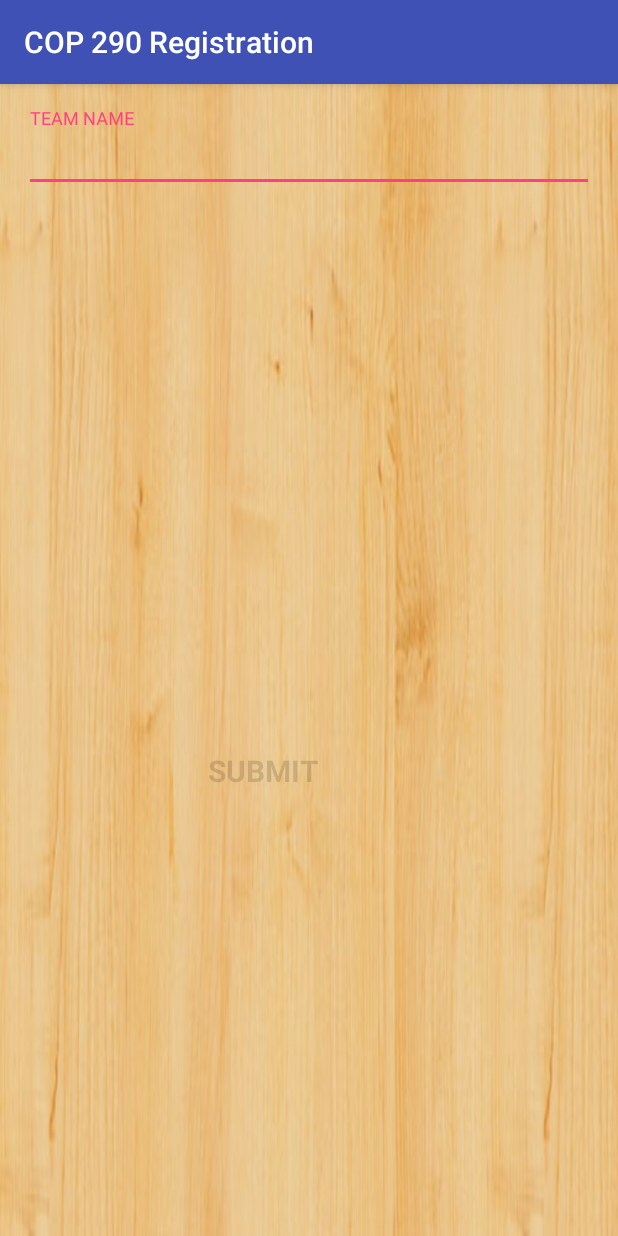
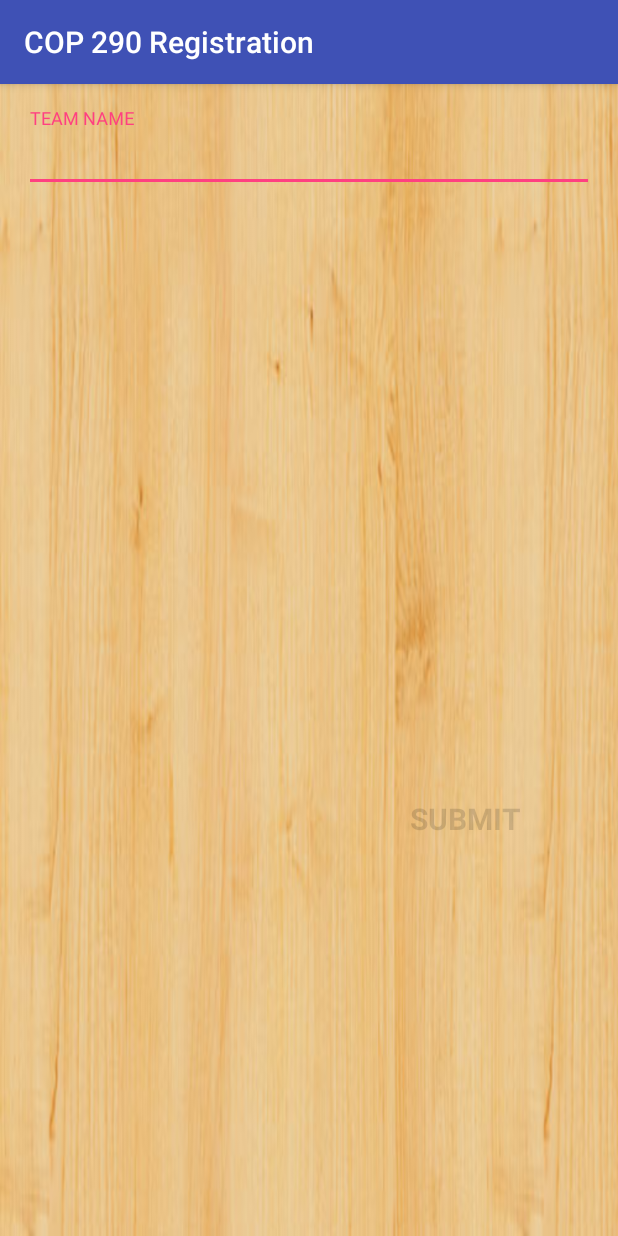
Before and after one commit to yash-15/COP290, an Android app: the screen it shows after launch (MainActivity), on a phone screen of 412 x 824 dp. Run offline under Robolectric (Android 15) with nearby library versions, the phone set to English and light mode, and no system bars.

Commit message:
Improved UI
1. Layout of SUBMIT BUTTON
2. CheckBox for THIRD MEMBER

```diff
--- a/A0-Registration/app/src/main/java/spycoders/cop290registration/MainActivity.java
+++ b/A0-Registration/app/src/main/java/spycoders/cop290registration/MainActivity.java
@@ -24,11 +24,19 @@ import android.view.View;
 import android.widget.ArrayAdapter;
 import android.widget.AutoCompleteTextView;
 import android.widget.Button;
+import android.widget.CheckBox;
 import android.widget.EditText;
 
-import java.io.*;
-import java.net.*;
-import java.util.*;
+import java.io.BufferedReader;
+import java.io.InputStreamReader;
+import java.io.Reader;
+import java.net.HttpURLConnection;
+import java.net.URL;
+import java.net.URLEncoder;
+import java.util.ArrayList;
+import java.util.LinkedHashMap;
+import java.util.List;
+import java.util.Map;
 
 import static android.Manifest.permission.READ_CONTACTS;
 
@@ -59,7 +67,9 @@ public class MainActivity extends AppCompatActivity implements LoaderCallbacks<C
     private EditText mPasswordView;
     private View mProgressView;
     private View mLoginFormView;
-    EditText name1txt, name2txt,name3txt,entrynumber1txt,entrynumber2txt,entrynumber3txt,teamNametxt;
+    EditText name1txt, name2txt, name3txt, entrynumber1txt, entrynumber2txt, entrynumber3txt, teamNametxt;
+    public CheckBox CBTM;
+    //View t;
 
     @Override
     protected void onCreate(Bundle savedInstanceState) {
@@ -67,17 +77,22 @@ public class MainActivity extends AppCompatActivity implements LoaderCallbacks<C
         setContentView(R.layout.activity_main);
 
 
-        name1txt=(EditText) findViewById(R.id.txtNAME1);
+        name1txt = (EditText) findViewById(R.id.txtNAME1);
 
-        name2txt=(EditText) findViewById(R.id.txtNAME2);
-        name3txt=(EditText) findViewById(R.id.txtNAME3);
-        entrynumber1txt=(EditText) findViewById(R.id.txtENTRYNUMBER1);
-        entrynumber2txt=(EditText) findViewById(R.id.txtENTRYNUMBER2);
-        entrynumber3txt=(EditText) findViewById(R.id.txtENTRYNUMBER3);
-        teamNametxt=(EditText) findViewById(R.id.txtTEAM_NAME);
+        name2txt = (EditText) findViewById(R.id.txtNAME2);
+        name3txt = (EditText) findViewById(R.id.txtNAME3);
+        entrynumber1txt = (EditText) findViewById(R.id.txtENTRYNUMBER1);
+        entrynumber2txt = (EditText) findViewById(R.id.txtENTRYNUMBER2);
+        entrynumber3txt = (EditText) findViewById(R.id.txtENTRYNUMBER3);
+        teamNametxt = (EditText) findViewById(R.id.txtTEAM_NAME);
+        CBTM=(CheckBox)findViewById(R.id.checkBoxAddThirdMember);
+
 
         final Button btn = (Button) findViewById(R.id.btnSUBMIT);
+
         btn.setOnClickListener(onBut);
+
+
         name1txt.addTextChangedListener(new TextWatcher() {
             @Override
             public void beforeTextChanged(CharSequence s, int start, int count, int after) {
@@ -86,11 +101,11 @@ public class MainActivity extends AppCompatActivity implements LoaderCallbacks<C
 
             @Override
             public void onTextChanged(CharSequence s, int start, int before, int count) {
-                btn.setEnabled((String.valueOf(teamNametxt.getText()).trim().length()>0)
-                        &&(String.valueOf(name1txt.getText()).trim().length()>0)
-                             &&(String.valueOf(name2txt.getText()).trim().length()>0)
-                           &&(String.valueOf(entrynumber2txt.getText()).trim().length()>0)
-                        &&(String.valueOf(entrynumber1txt.getText()).trim().length()>0));
+                btn.setEnabled((String.valueOf(teamNametxt.getText()).trim().length() > 0)
+                        && (String.valueOf(name1txt.getText()).trim().length() > 0)
+                        && (String.valueOf(name2txt.getText()).trim().length() > 0)
+                        && (String.valueOf(entrynumber2txt.getText()).trim().length() > 0)
+                        && (String.valueOf(entrynumber1txt.getText()).trim().length() > 0));
             }
 
             @Override
@@ -151,13 +166,14 @@ public class MainActivity extends AppCompatActivity implements LoaderCallbacks<C
 
             @Override
             public void onTextChanged(CharSequence s, int start, int before, int count) {
-                name3txt.setVisibility(View.VISIBLE);
-                entrynumber3txt.setVisibility(View.VISIBLE);
-                btn.setEnabled((String.valueOf(teamNametxt.getText()).trim().length()>0)
-                        &&(String.valueOf(name1txt.getText()).trim().length()>0)
-                        &&(String.valueOf(name2txt.getText()).trim().length()>0)
-                        &&(String.valueOf(entrynumber2txt.getText()).trim().length()>0)
-                        &&(String.valueOf(entrynumber1txt.getText()).trim().length()>0));
+
+                CBTM.setVisibility(View.VISIBLE);
+
+                btn.setEnabled((String.valueOf(teamNametxt.getText()).trim().length() > 0)
+                        && (String.valueOf(name1txt.getText()).trim().length() > 0)
+                        && (String.valueOf(name2txt.getText()).trim().length() > 0)
+                        && (String.valueOf(entrynumber2txt.getText()).trim().length() > 0)
+                        && (String.valueOf(entrynumber1txt.getText()).trim().length() > 0));
             }
 
             @Override
@@ -195,6 +211,26 @@ public class MainActivity extends AppCompatActivity implements LoaderCallbacks<C
 
 
 
+    }
+    public void Select(View t) {
+
+        boolean checked = ((CheckBox) t).isChecked();
+
+
+        switch(t.getId()) {
+            case R.id.checkBoxAddThirdMember:
+                if (checked)
+                {name3txt.setVisibility(View.VISIBLE);
+                    entrynumber3txt.setVisibility(View.VISIBLE);}
+                else
+                {
+                    name3txt.setVisibility(View.INVISIBLE);
+                    entrynumber3txt.setVisibility(View.INVISIBLE);
+                }
+
+                    break;
+
+        }
     }
 
     private View.OnClickListener onBut=new View.OnClickListener() {
--- a/A0-Registration/app/src/main/res/layout/activity_main.xml
+++ b/A0-Registration/app/src/main/res/layout/activity_main.xml
@@ -30,7 +30,7 @@
             android:layout_width="match_parent"
             android:layout_height="wrap_content"
             android:orientation="vertical"
-            >
+            android:visibility="visible">
 
             <android.support.design.widget.TextInputLayout
                 android:layout_width="match_parent"
@@ -117,6 +117,17 @@
                 android:singleLine="true"
                 android:visibility="invisible" />
 
+            <CheckBox
+                android:layout_width="wrap_content"
+                android:layout_height="wrap_content"
+                android:text="THIRD MEMBER"
+                android:id="@+id/checkBoxAddThirdMember"
+                android:textColor="#5a1313"
+                android:textStyle="bold|italic"
+                android:textSize="15dp"
+                android:onClick="Select"
+                android:visibility="invisible" />
+
             <Button
                 android:id="@+id/btnSUBMIT"
                 style="?android:textAppearanceSmall"
@@ -126,12 +137,18 @@
                 android:text="SUBMIT"
                 android:textStyle="bold"
                 android:textSize="20dp"
-                android:layout_marginLeft="115dp"
+                android:layout_marginLeft="250dp"
                 android:enabled="false"
                 android:visibility="visible"
                 android:background="@android:color/transparent"
-                android:clickable="true" />
+                android:clickable="true"
+                />
+            <TextView
+                android:layout_width="wrap_content"
+                android:layout_height="wrap_content"
+                android:id="@+id/final_result"/>
 
         </LinearLayout>
     </ScrollView>
+
 </LinearLayout>
```
